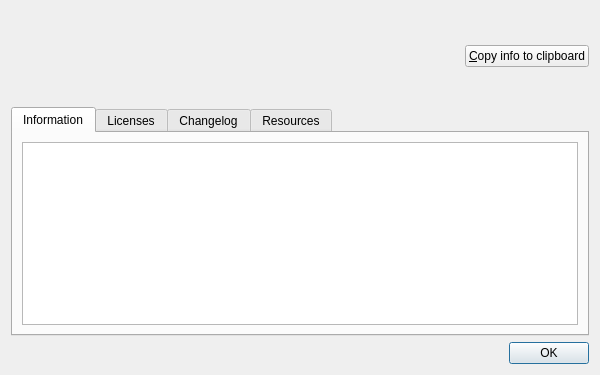
This is src/librssguard/gui/dialogs/formabout.ui in martinrotter/rssguard as Qt 5 draws it before an edit. The edited form follows.
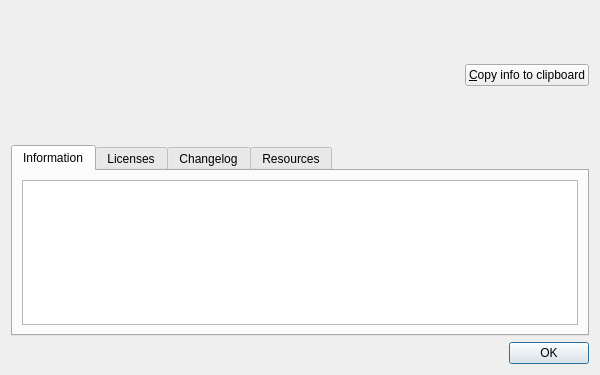
This is the edited form.

Commit message: with bg colors to fixed values, add variant to about dialog

Diff of the .ui file:
```diff
--- a/src/librssguard/gui/dialogs/formabout.ui
+++ b/src/librssguard/gui/dialogs/formabout.ui
@@ -23,14 +23,14 @@
       <widget class="QLabel" name="m_lblIcon">
        <property name="minimumSize">
         <size>
-         <width>90</width>
-         <height>90</height>
+         <width>128</width>
+         <height>128</height>
         </size>
        </property>
        <property name="maximumSize">
         <size>
-         <width>90</width>
-         <height>90</height>
+         <width>128</width>
+         <height>128</height>
         </size>
        </property>
        <property name="styleSheet">
```
The commit also changes 7 other files.
